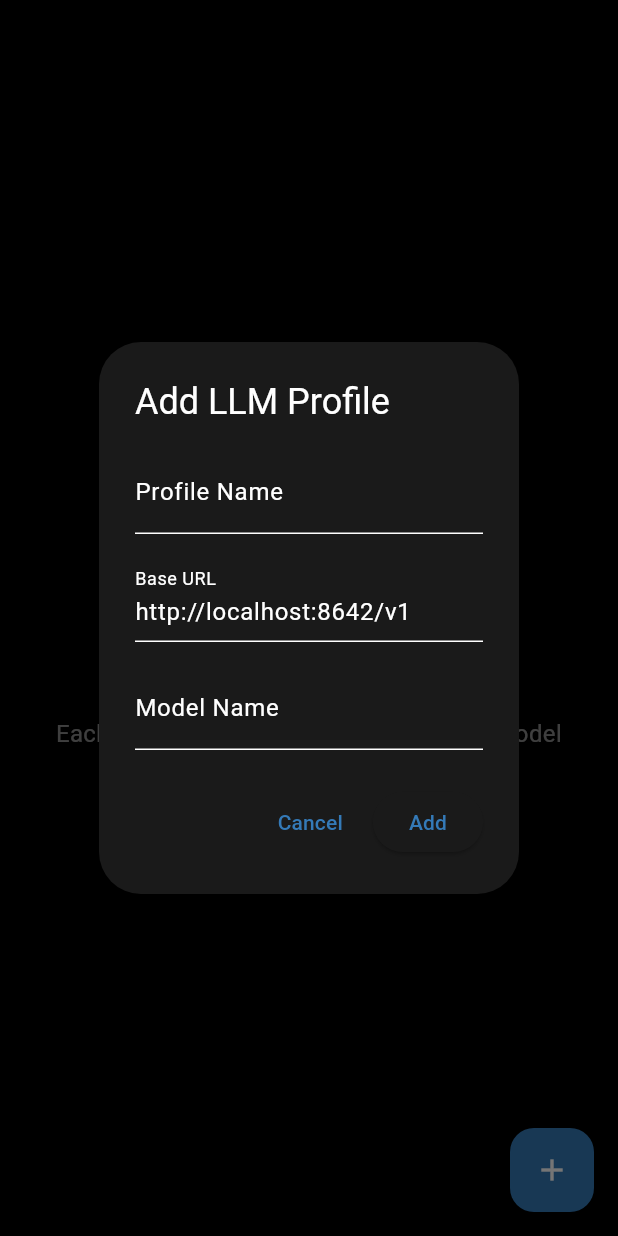
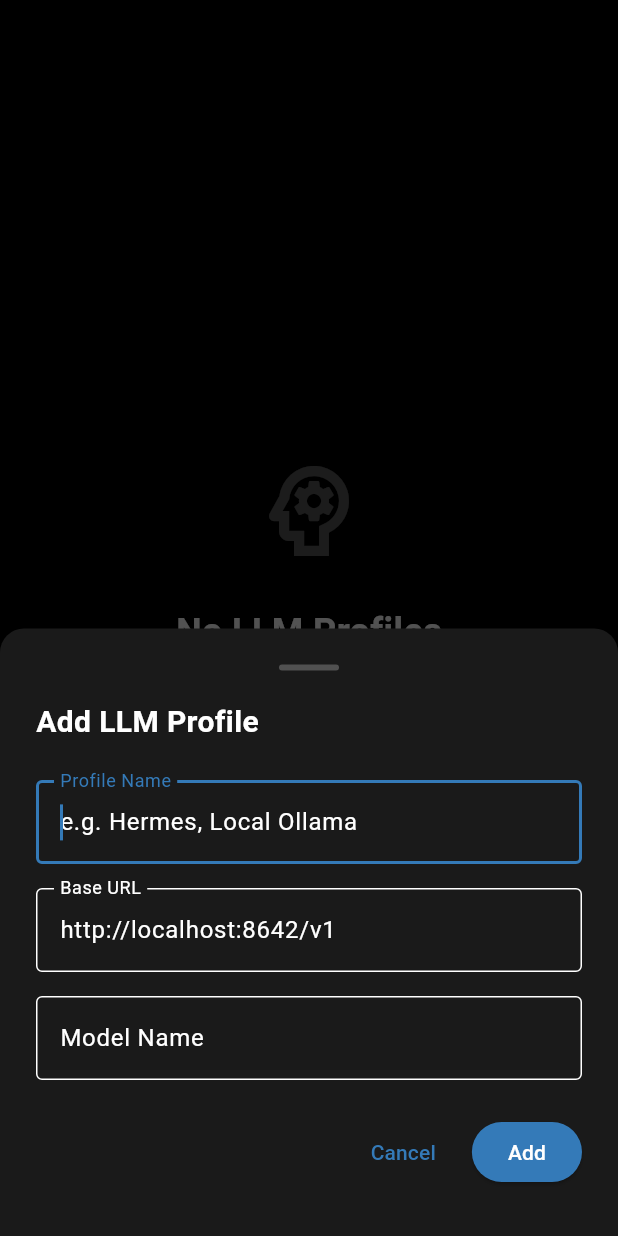
Before and after one commit to ResonanceGroup/VOX-UI, a Flutter app: the _ProfileViewContent screen opened directly, after a tap on the "add" icon, on a phone screen of 412 x 824 dp. Run offline on Flutter 3.47's test engine with Material 3 defaults, Android fonts, the phone set to English and light mode, and no system bars; our stand-ins replace audioplayers, go_router, package_info_plus, permission_handler, shared_preferences, webview_flutter; missing offline and left inert: audio_streamer, dart:html, dart:js, dart:ui_web, livekit_client; accounts and stored records are empty; network calls fail.

Commit message:
fix(profile): replace dialog with bottom sheet to fix keyboard collapse on iOS
showDialog with AlertDialog collapses when keyboard appears on mobile because
the dialog layout fights with the viewport resize. Replace with showModalBottomSheet
using isScrollControlled=true — sheet automatically pushes above keyboard via
MediaQuery.viewInsets.bottom padding.

Additional improvements:
- textInputAction: next/done for keyboard navigation between fields
- keyboardType: url on Base URL field
- autofocus on Profile Name field (keyboard opens immediately)
- onSubmitted on last field triggers save (done key submits form)
- Extracted _saveProfile() helper to avoid duplication
- Add/Save button uses AppColors.primaryBlue for consistency
- Drag handle pill matches standard bottom sheet pattern

```diff
--- a/frontend/lib/Views/profile_view.dart
+++ b/frontend/lib/Views/profile_view.dart
@@ -225,85 +225,142 @@ class _ProfileViewContent extends StatelessWidget {
   }
 
   void _showAddProfileDialog(BuildContext context, LlmProfile? existing) {
-    final isDark = Theme.of(context).brightness == Brightness.dark;
     final settings = context.read<AppPreferencesNotifier>();
-    final nameCtrl = TextEditingController(text: existing?.name ?? '');
-    final urlCtrl = TextEditingController(text: existing?.baseUrl ?? 'http://localhost:8642/v1');
+    final nameCtrl  = TextEditingController(text: existing?.name ?? '');
+    final urlCtrl   = TextEditingController(text: existing?.baseUrl ?? 'http://localhost:8642/v1');
     final modelCtrl = TextEditingController(text: existing?.modelName ?? '');
 
-    showDialog(
+    // Use a bottom sheet instead of a dialog so it naturally pushes above
+    // the keyboard on mobile (isScrollControlled + viewInsets padding).
+    showModalBottomSheet(
       context: context,
+      isScrollControlled: true, // allows sheet to resize when keyboard appears
+      useSafeArea: true,
+      shape: const RoundedRectangleBorder(
+        borderRadius: BorderRadius.vertical(top: Radius.circular(16)),
+      ),
       builder: (ctx) {
-        return AlertDialog(
-          title: Text(existing != null ? 'Edit Profile' : 'Add LLM Profile'),
-          content: SingleChildScrollView(
+        final isDark = Theme.of(ctx).brightness == Brightness.dark;
+        return Padding(
+          // viewInsets.bottom = keyboard height; sheet content floats above it
+          padding: EdgeInsets.only(
+            left: 24, right: 24, top: 24,
+            bottom: MediaQuery.of(ctx).viewInsets.bottom + 32,
+          ),
           child: Column(
             mainAxisSize: MainAxisSize.min,
+            crossAxisAlignment: CrossAxisAlignment.stretch,
             children: [
+              // Drag handle pill
+              Center(
+                child: Container(
+                  width: 40, height: 4,
+                  margin: const EdgeInsets.only(bottom: 20),
+                  decoration: BoxDecoration(
+                    color: isDark ? Colors.white24 : Colors.black26,
+                    borderRadius: BorderRadius.circular(2),
+                  ),
+                ),
+              ),
+              Text(
+                existing != null ? 'Edit Profile' : 'Add LLM Profile',
+                style: TextStyle(
+                  fontSize: 20, fontWeight: FontWeight.bold,
+                  color: isDark ? Colors.white : Colors.black87,
+                ),
+              ),
+              const SizedBox(height: 24),
               TextField(
                 controller: nameCtrl,
+                autofocus: true,
+                textInputAction: TextInputAction.next,
                 decoration: const InputDecoration(
                   labelText: 'Profile Name',
                   hintText: 'e.g. Hermes, Local Ollama',
+                  border: OutlineInputBorder(),
                 ),
               ),
               const SizedBox(height: 16),
               TextField(
                 controller: urlCtrl,
+                textInputAction: TextInputAction.next,
+                keyboardType: TextInputType.url,
                 decoration: const InputDecoration(
                   labelText: 'Base URL',
                   hintText: 'e.g. http://localhost:8642/v1',
+                  border: OutlineInputBorder(),
                 ),
               ),
               const SizedBox(height: 16),
               TextField(
                 controller: modelCtrl,
+                textInputAction: TextInputAction.done,
                 decoration: const InputDecoration(
                   labelText: 'Model Name',
                   hintText: 'e.g. qwen3-30b-a3b-instruct',
+                  border: OutlineInputBorder(),
                 ),
+                onSubmitted: (_) {
+                  final name  = nameCtrl.text.trim();
+                  final url   = urlCtrl.text.trim();
+                  final model = modelCtrl.text.trim();
+                  if (name.isNotEmpty && url.isNotEmpty && model.isNotEmpty) {
+                    _saveProfile(ctx, settings, existing, name, url, model);
+                  }
+                },
               ),
-              ],
-            ),
-          ),
-          actions: [
+              const SizedBox(height: 24),
+              Row(
+                mainAxisAlignment: MainAxisAlignment.end,
+                children: [
                   TextButton(
                     onPressed: () => Navigator.pop(ctx),
                     child: const Text('Cancel'),
                   ),
+                  const SizedBox(width: 12),
                   ElevatedButton(
                     onPressed: () {
-                final name = nameCtrl.text.trim();
-                final url = urlCtrl.text.trim();
+                      final name  = nameCtrl.text.trim();
+                      final url   = urlCtrl.text.trim();
                       final model = modelCtrl.text.trim();
                       if (name.isEmpty || url.isEmpty || model.isEmpty) return;
+                      _saveProfile(ctx, settings, existing, name, url, model);
+                    },
+                    style: ElevatedButton.styleFrom(
+                      backgroundColor: AppColors.primaryBlue,
+                      foregroundColor: Colors.white,
+                    ),
+                    child: Text(existing != null ? 'Save' : 'Add'),
+                  ),
+                ],
+              ),
+            ],
+          ),
+        );
+      },
+    );
+  }
 
+  void _saveProfile(
+    BuildContext ctx,
+    AppPreferencesNotifier settings,
+    LlmProfile? existing,
+    String name, String url, String model,
+  ) {
     if (existing != null) {
       settings.updateLlmProfile(existing.copyWith(
-                    name: name,
-                    baseUrl: url,
-                    modelName: model,
+        name: name, baseUrl: url, modelName: model,
       ));
     } else {
       final profile = LlmProfile(
         id: const Uuid().v4(),
-                    name: name,
-                    baseUrl: url,
-                    modelName: model,
+        name: name, baseUrl: url, modelName: model,
       );
       settings.addLlmProfile(profile);
-                  // If this is the first profile, make it active
       if (settings.llmProfiles.length == 1) {
         settings.setActiveProfileId(profile.id);
       }
     }
     Navigator.pop(ctx);
-              },
-              child: Text(existing != null ? 'Save' : 'Add'),
-            ),
-          ],
-        );
-      },
-    );
   }
 }
```
Lines whose indentation alone changed are shown as unchanged.
